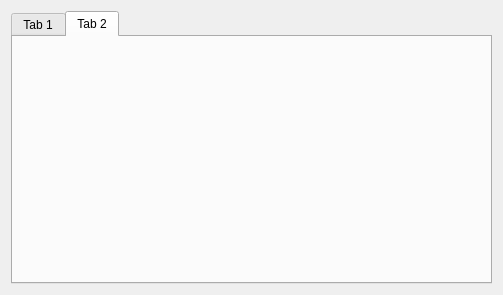
The window that components/tester/src/mainUI.ui (robocomp/robocomp-ursus-rockin) describes before a commit, drawn with Qt 5.
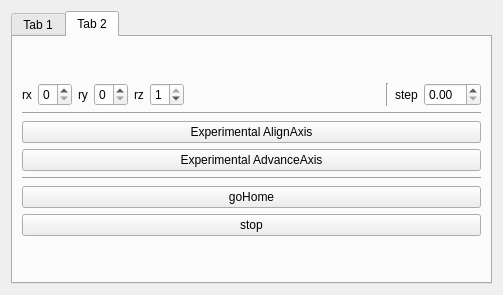
The same window after the commit. The open tabs and pages were chosen to show the change.

Commit message: Cambios en el tester del visualIK

What changed in the file:
```diff
--- a/components/tester/src/mainUI.ui
+++ b/components/tester/src/mainUI.ui
@@ -211,6 +211,171 @@
       <attribute name="title">
        <string>Tab 2</string>
       </attribute>
+      <layout class="QGridLayout" name="gridLayout_3">
+       <item row="0" column="0">
+        <layout class="QVBoxLayout" name="verticalLayout_4">
+         <item>
+          <layout class="QVBoxLayout" name="verticalLayout_3">
+           <item>
+            <layout class="QHBoxLayout" name="horizontalLayout_14">
+             <item>
+              <layout class="QHBoxLayout" name="horizontalLayout_15">
+               <item>
+                <widget class="QLabel" name="label_10">
+                 <property name="text">
+                  <string>rx</string>
+                 </property>
+                </widget>
+               </item>
+               <item>
+                <widget class="QDoubleSpinBox" name="rxbox_2">
+                 <property name="decimals">
+                  <number>0</number>
+                 </property>
+                 <property name="maximum">
+                  <double>1.000000000000000</double>
+                 </property>
+                 <property name="singleStep">
+                  <double>1.000000000000000</double>
+                 </property>
+                </widget>
+               </item>
+              </layout>
+             </item>
+             <item>
+              <layout class="QHBoxLayout" name="horizontalLayout_16">
+               <item>
+                <widget class="QLabel" name="label_11">
+                 <property name="text">
+                  <string>ry</string>
+                 </property>
+                </widget>
+               </item>
+               <item>
+                <widget class="QDoubleSpinBox" name="rybox_2">
+                 <property name="decimals">
+                  <number>0</number>
+                 </property>
+                 <property name="maximum">
+                  <double>1.000000000000000</double>
+                 </property>
+                 <property name="singleStep">
+                  <double>1.000000000000000</double>
+                 </property>
+                </widget>
+               </item>
+              </layout>
+             </item>
+             <item>
+              <layout class="QHBoxLayout" name="horizontalLayout_17">
+               <item>
+                <widget class="QLabel" name="label_12">
+                 <property name="text">
+                  <string>rz</string>
+                 </property>
+                </widget>
+               </item>
+               <item>
+                <widget class="QDoubleSpinBox" name="rzbox_2">
+                 <property name="decimals">
+                  <number>0</number>
+                 </property>
+                 <property name="maximum">
+                  <double>1.000000000000000</double>
+                 </property>
+                 <property name="singleStep">
+                  <double>1.000000000000000</double>
+                 </property>
+                 <property name="value">
+                  <double>1.000000000000000</double>
+                 </property>
+                </widget>
+               </item>
+              </layout>
+             </item>
+             <item>
+              <spacer name="horizontalSpacer">
+               <property name="orientation">
+                <enum>Qt::Horizontal</enum>
+               </property>
+               <property name="sizeHint" stdset="0">
+                <size>
+                 <width>40</width>
+                 <height>20</height>
+                </size>
+               </property>
+              </spacer>
+             </item>
+             <item>
+              <widget class="Line" name="line_4">
+               <property name="orientation">
+                <enum>Qt::Vertical</enum>
+               </property>
+              </widget>
+             </item>
+             <item>
+              <layout class="QHBoxLayout" name="horizontalLayout_10">
+               <item>
+                <widget class="QLabel" name="label_13">
+                 <property name="text">
+                  <string>step</string>
+                 </property>
+                </widget>
+               </item>
+               <item>
+                <widget class="QDoubleSpinBox" name="doubleSpinBox"/>
+               </item>
+              </layout>
+             </item>
+            </layout>
+           </item>
+          </layout>
+         </item>
+         <item>
+          <widget class="Line" name="line_2">
+           <property name="orientation">
+            <enum>Qt::Horizontal</enum>
+           </property>
+          </widget>
+         </item>
+         <item>
+          <widget class="QPushButton" name="alignaxisbutton">
+           <property name="text">
+            <string>Experimental AlignAxis</string>
+           </property>
+          </widget>
+         </item>
+         <item>
+          <widget class="QPushButton" name="advanceaxisbutton">
+           <property name="text">
+            <string>Experimental AdvanceAxis</string>
+           </property>
+          </widget>
+         </item>
+         <item>
+          <widget class="Line" name="line_3">
+           <property name="orientation">
+            <enum>Qt::Horizontal</enum>
+           </property>
+          </widget>
+         </item>
+         <item>
+          <widget class="QPushButton" name="homebutton_2">
+           <property name="text">
+            <string>goHome</string>
+           </property>
+          </widget>
+         </item>
+         <item>
+          <widget class="QPushButton" name="stopbutton_2">
+           <property name="text">
+            <string>stop</string>
+           </property>
+          </widget>
+         </item>
+        </layout>
+       </item>
+      </layout>
      </widget>
     </widget>
    </item>
```
Left out of the diff: 2 changed lines with no effect on the pictures. The commit also changes 2 other files.
